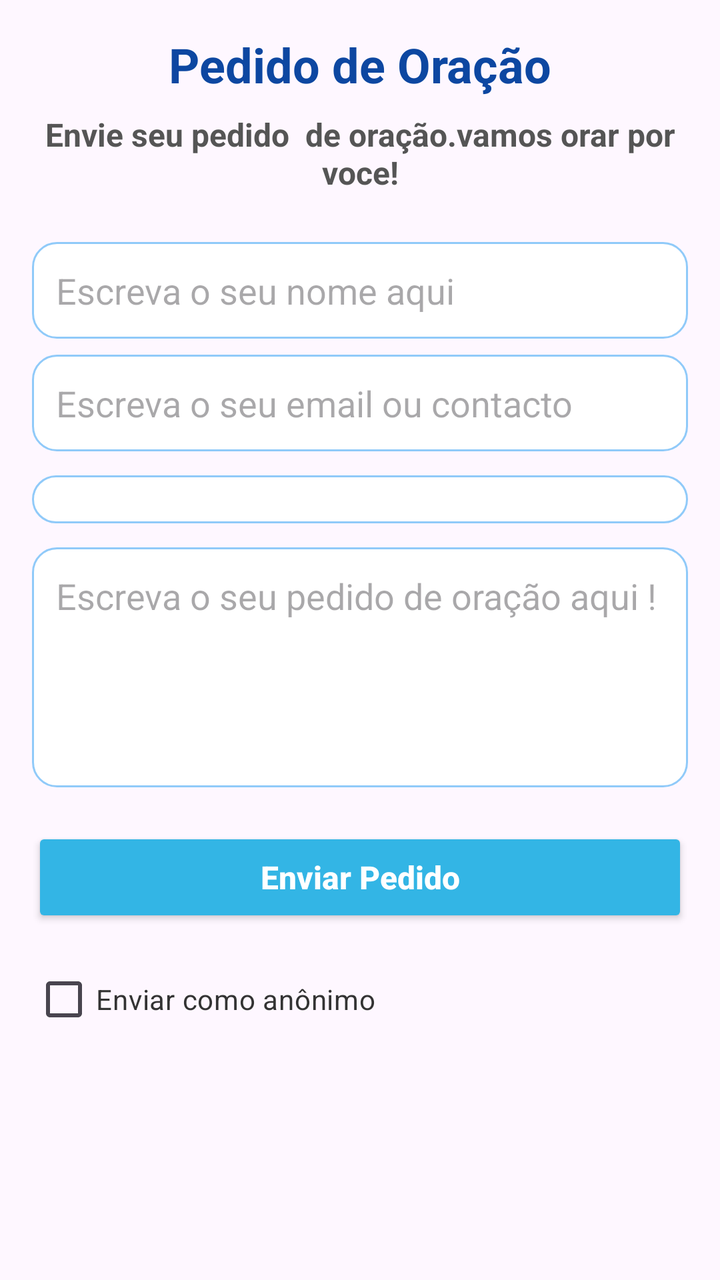
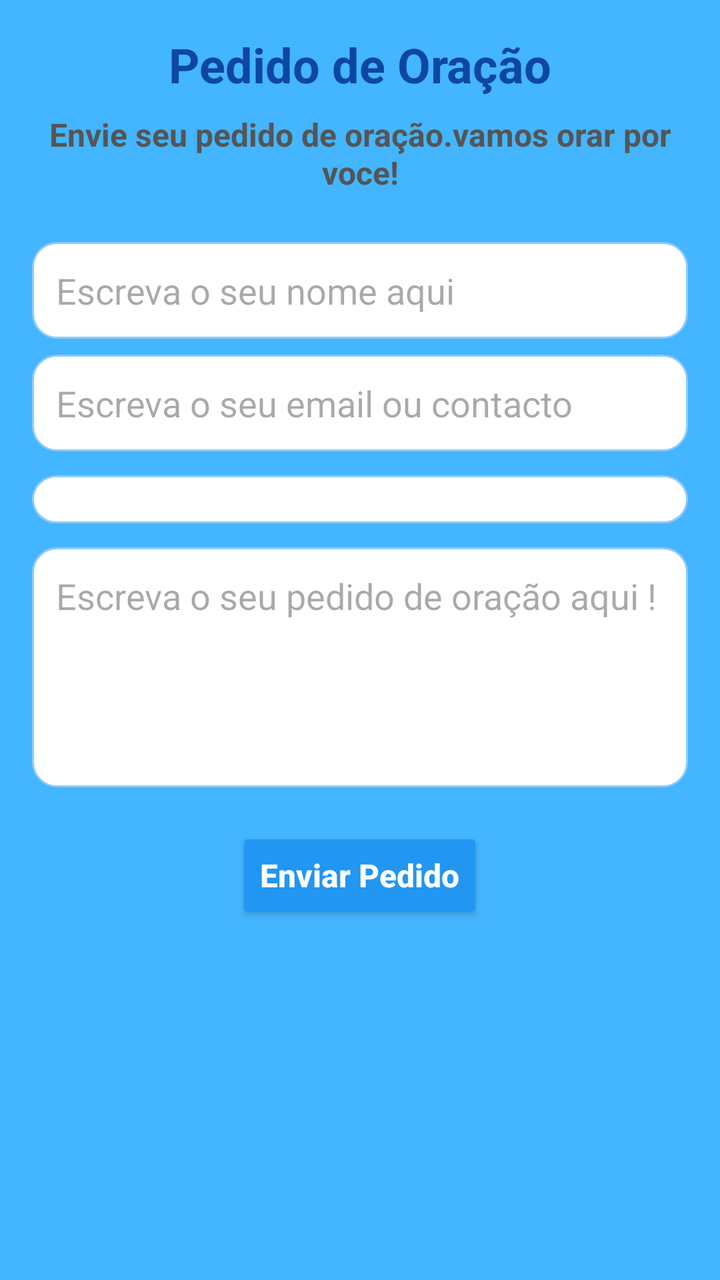

Before-and-after screenshots of an Android layout around one commit, followed by the original layout XML and the change that was made.
<!-- AndroidManifest.xml: application theme Theme.Igrejas -->
<!-- res/layout/activity_formulario_pedido_oracao.xml -->
<?xml version="1.0" encoding="utf-8"?>
<androidx.constraintlayout.widget.ConstraintLayout
    xmlns:android="http://schemas.android.com/apk/res/android"
    xmlns:app="http://schemas.android.com/apk/res-auto"
    xmlns:tools="http://schemas.android.com/tools"
    android:id="@+id/main"
    android:layout_width="match_parent"
    android:layout_height="match_parent"
    tools:context=".Formulario_pedido_oracaoActivity">

    <ScrollView
        android:layout_width="0dp"
        android:layout_height="0dp"
        app:layout_constraintTop_toTopOf="parent"
        app:layout_constraintBottom_toBottomOf="parent"
        app:layout_constraintStart_toStartOf="parent"
        app:layout_constraintEnd_toEndOf="parent">

        <LinearLayout
            android:orientation="vertical"
            android:layout_width="match_parent"
            android:layout_height="wrap_content"
            android:padding="16dp">

            
            <TextView
                android:id="@+id/textTitle"
                android:text="Pedido de Oração"
                android:textSize="24sp"
                android:textStyle="bold"
                android:textColor="#0D47A1"
                android:layout_width="match_parent"
                android:layout_height="wrap_content"
                android:gravity="center_horizontal"
                android:paddingBottom="8dp"/>

            <TextView
                android:id="@+id/text"
                android:text="Envie seu pedido  de oração.vamos orar por voce!"
                android:textSize="16sp"
                android:textColor="#555555"
                android:textStyle="bold"
                android:layout_width="match_parent"
                android:layout_height="wrap_content"
                android:gravity="center_horizontal"
                android:paddingBottom="16dp" />

            
            <EditText
                android:id="@+id/editName"
                android:hint="Escreva o seu nome aqui "
                android:layout_width="match_parent"
                android:layout_height="wrap_content"
                android:background="@drawable/edittext_bg"
                android:padding="12dp"
                android:layout_marginTop="8dp"/>
            <EditText
                android:id="@+id/editcontacto"
                android:hint="Escreva o seu email ou contacto "
                android:layout_width="match_parent"
                android:layout_height="wrap_content"
                android:background="@drawable/edittext_bg"
                android:padding="12dp"
                android:layout_marginTop="8dp"/>

            
            <Spinner
                android:id="@+id/spinnerType"
                android:layout_width="match_parent"
                android:layout_height="wrap_content"
                android:layout_marginTop="12dp"
                android:background="@drawable/edittext_bg"
                android:padding="12dp"/>

            
            <EditText
                android:id="@+id/editDetails"
                android:hint="Escreva o seu pedido de oração aqui !"
                android:layout_width="match_parent"
                android:layout_height="120dp"
                android:gravity="top"
                android:inputType="textMultiLine"
                android:layout_marginTop="12dp"
                android:background="@drawable/edittext_bg"
                android:padding="12dp"
               />

            
            <Button
                android:id="@+id/buttonenviar"
                android:text="Enviar Pedido"
                android:textAllCaps="false"
                android:textSize="16sp"
                android:textStyle="bold"
                android:textColor="#FFFFFF"
                android:layout_width="match_parent"
                android:layout_height="50dp"
                android:layout_marginTop="20dp"
                android:backgroundTint="@android:color/holo_blue_light"
                />
            
            <CheckBox
                android:id="@+id/checkAnonymous"
                android:layout_width="wrap_content"
                android:layout_height="wrap_content"
                android:text="Enviar como anônimo"
                android:textColor="#333333"
                android:layout_marginTop="12dp"/>





        </LinearLayout>
    </ScrollView>

</androidx.constraintlayout.widget.ConstraintLayout>
<!-- resources referenced by this layout -->
<resources>
  <!-- drawable edittext_bg (drawable) -->
  <?xml version="1.0" encoding="utf-8"?>
  <shape xmlns:android="http://schemas.android.com/apk/res/android">
      <solid android:color="#FFFFFF"/>
      <corners android:radius="12dp"/>
      <stroke
          android:width="1dp"
          android:color="#90CAF9"/>
  </shape>
  <style name="Theme.Igrejas" parent="Base.Theme.Igrejas" />
  <style name="Base.Theme.Igrejas" parent="Theme.Material3.DayNight.NoActionBar">
          
          
      </style>
</resources>

<!-- the commit's change to res/layout/activity_formulario_pedido_oracao.xml (unified diff, before → after) -->
@@ -6,6 +6,7 @@
     android:id="@+id/main"
     android:layout_width="match_parent"
     android:layout_height="match_parent"
+    android:background="@color/baby_blue"
     tools:context=".Formulario_pedido_oracaoActivity">
 
     <ScrollView
@@ -25,7 +26,7 @@
             
             <TextView
                 android:id="@+id/textTitle"
-                android:text="Pedido de Oração"
+                android:text="@string/pediofor"
                 android:textSize="24sp"
                 android:textStyle="bold"
                 android:textColor="#0D47A1"
@@ -36,7 +37,7 @@
 
             <TextView
                 android:id="@+id/text"
-                android:text="Envie seu pedido  de oração.vamos orar por voce!"
+                android:text="@string/envia"
                 android:textSize="16sp"
                 android:textColor="#555555"
                 android:textStyle="bold"
@@ -88,27 +89,17 @@
             
             <Button
                 android:id="@+id/buttonenviar"
+                android:layout_width="wrap_content"
+                android:layout_height="wrap_content"
                 android:text="Enviar Pedido"
                 android:textAllCaps="false"
+                android:layout_gravity="center"
                 android:textSize="16sp"
                 android:textStyle="bold"
-                android:textColor="#FFFFFF"
-                android:layout_width="match_parent"
-                android:layout_height="50dp"
+                android:backgroundTint="#2196F3"
+                android:textColor="@color/white"
                 android:layout_marginTop="20dp"
-                android:backgroundTint="@android:color/holo_blue_light"
                 />
-            
-            <CheckBox
-                android:id="@+id/checkAnonymous"
-                android:layout_width="wrap_content"
-                android:layout_height="wrap_content"
-                android:text="Enviar como anônimo"
-                android:textColor="#333333"
-                android:layout_marginTop="12dp"/>
-
-
-
 
 
         </LinearLayout>
<!-- resource entries referenced after the edit -->
@@ -1,5 +1,7 @@
 <!-- resources referenced by this layout -->
 <resources>
+  <color name="baby_blue">#44B5FF</color>
+  <color name="white">#FFFFFFFF</color>
   <!-- drawable edittext_bg (drawable) -->
   <?xml version="1.0" encoding="utf-8"?>
   <shape xmlns:android="http://schemas.android.com/apk/res/android">
@@ -9,6 +11,8 @@
           android:width="1dp"
           android:color="#90CAF9"/>
   </shape>
+  <string name="envia">Envie seu pedido de oração.vamos orar por voce!</string>
+  <string name="pediofor">Pedido de Oração</string>
   <style name="Theme.Igrejas" parent="Base.Theme.Igrejas" />
   <style name="Base.Theme.Igrejas" parent="Theme.Material3.DayNight.NoActionBar">
           
